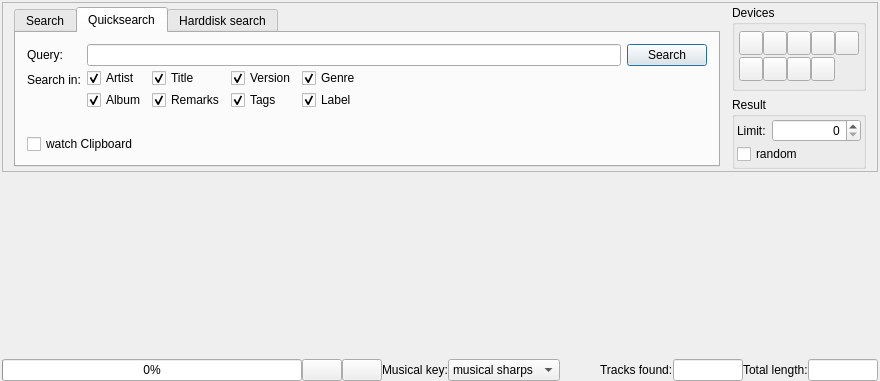
First picture: the form in forms/search.ui, repository pfedick/winmusik, before the edit.
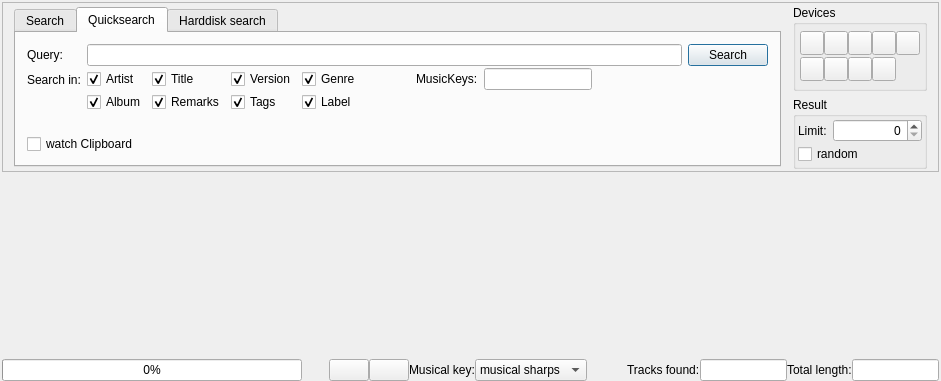
Second picture: the form after the edit. The open tabs and pages were chosen to show the change. Icons and pictures are not drawn.

The edit to the form file:
```diff
--- a/forms/search.ui
+++ b/forms/search.ui
@@ -6,7 +6,7 @@
    <rect>
     <x>0</x>
     <y>0</y>
-    <width>798</width>
+    <width>941</width>
     <height>381</height>
    </rect>
   </property>
@@ -282,6 +282,19 @@
                 <property name="verticalSpacing">
                  <number>2</number>
                 </property>
+                <item row="0" column="4">
+                 <spacer name="horizontalSpacer_4">
+                  <property name="orientation">
+                   <enum>Qt::Horizontal</enum>
+                  </property>
+                  <property name="sizeHint" stdset="0">
+                   <size>
+                    <width>40</width>
+                    <height>20</height>
+                   </size>
+                  </property>
+                 </spacer>
+                </item>
                 <item row="0" column="0">
                  <widget class="QCheckBox" name="searchArtist">
                   <property name="text">
@@ -362,6 +375,23 @@
                   </property>
                  </widget>
                 </item>
+                <item row="0" column="5">
+                 <layout class="QHBoxLayout" name="horizontalLayout_9">
+                  <property name="leftMargin">
+                   <number>9</number>
+                  </property>
+                  <item>
+                   <widget class="QLabel" name="label_13">
+                    <property name="text">
+                     <string>MusicKeys:</string>
+                    </property>
+                   </widget>
+                  </item>
+                  <item>
+                   <widget class="QLineEdit" name="musicKeys"/>
+                  </item>
+                 </layout>
+                </item>
                </layout>
               </item>
               <item>
```
Left out of the diff: 2 changed lines with no effect on the pictures.
